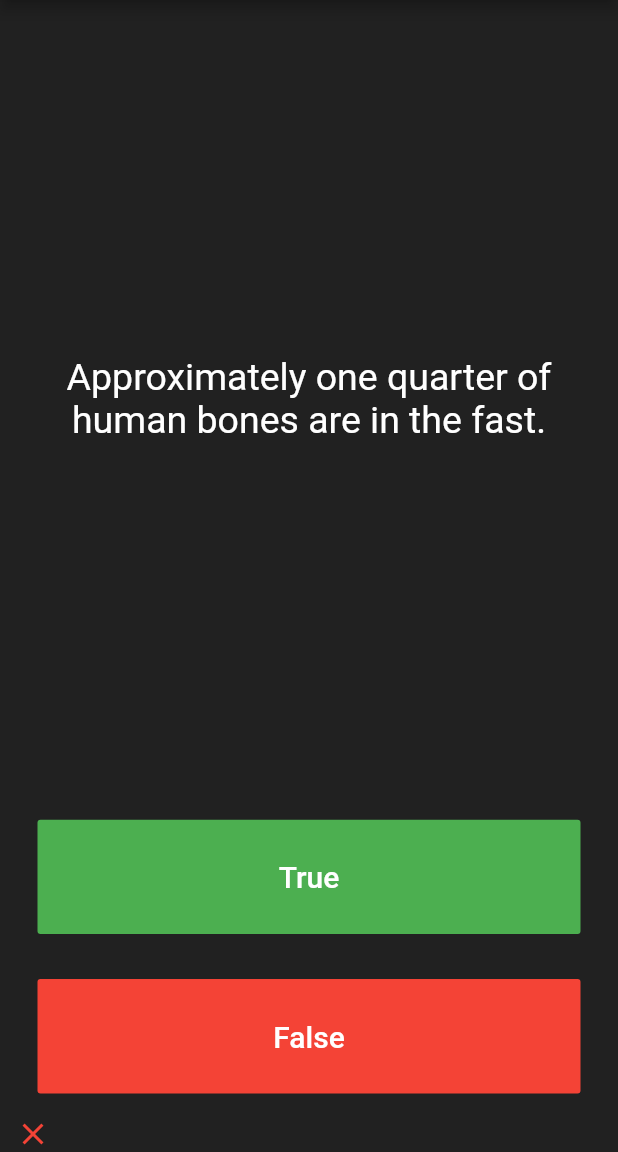
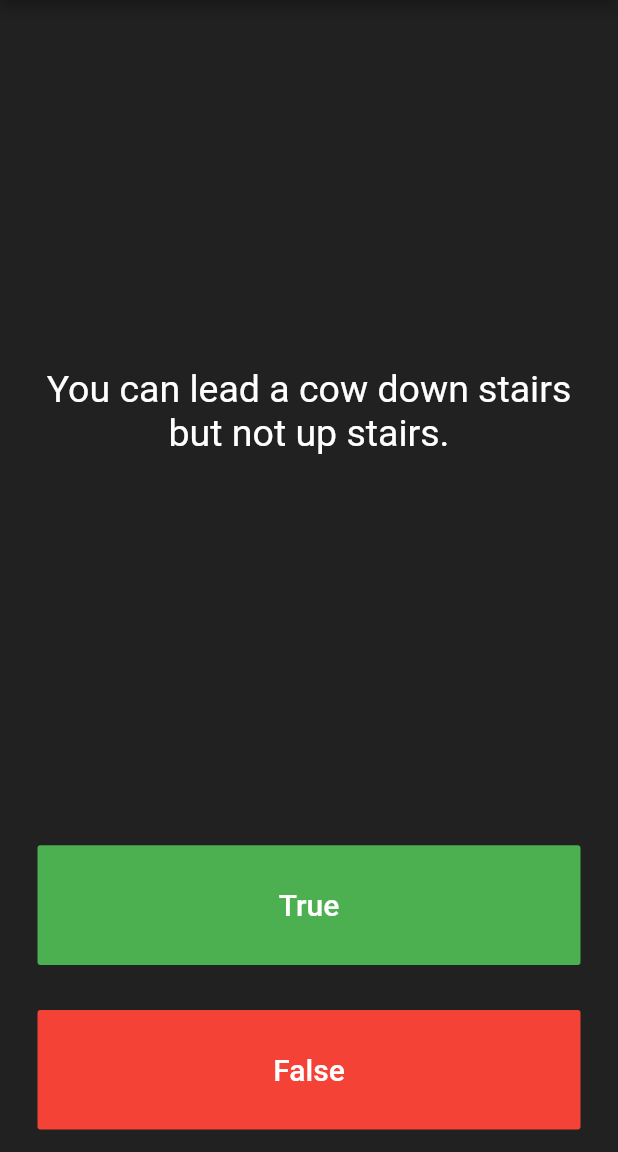
Before and after one commit to geekpius/quizzler, a Flutter app: the screen it shows after launch, after a tap on "True", on a phone screen of 412 x 824 dp, the part 84-1236 px from its top. Run offline on Flutter 3.47's test engine with Material 2 defaults, Android fonts, the phone set to English and light mode, and no system bars; our stand-ins replace rflutter_alert.

```diff
--- a/lib/main.dart
+++ b/lib/main.dart
@@ -32,35 +32,35 @@ class _QuizPageState extends State<QuizPage> {
   List<Icon> scoreKeeper = [];
   QuizBrain quizBrain = new QuizBrain();
 
-  void checkAnswer(bool pickedAnswer) {
-    bool correctAnswer = quizBrain.getQuestionAnswer();
-    if (quizBrain.isEnded()) {
-      Alert(
-              context: context,
-              title: "Quiz Ends",
-              desc: "This is the end of the quiz.")
-          .show();
-    } else {
-      setState(() {
-        if (pickedAnswer == correctAnswer) {
-          scoreKeeper.add(
-            Icon(
-              Icons.check,
-              color: Colors.green,
-            ),
-          );
-        } else {
-          scoreKeeper.add(
-            Icon(
-              Icons.close,
-              color: Colors.red,
-            ),
-          );
-        }
-        quizBrain.nextQuestion();
-      });
-    }
-  }
+//  void checkAnswer(bool pickedAnswer) {
+//    bool correctAnswer = quizBrain.getQuestionAnswer();
+//    if (quizBrain.isEnded()) {
+//      Alert(
+//              context: context,
+//              title: "Quiz Ends",
+//              desc: "This is the end of the quiz.")
+//          .show();
+//    } else {
+//      setState(() {
+//        if (pickedAnswer == correctAnswer) {
+//          scoreKeeper.add(
+//            Icon(
+//              Icons.check,
+//              color: Colors.green,
+//            ),
+//          );
+//        } else {
+//          scoreKeeper.add(
+//            Icon(
+//              Icons.close,
+//              color: Colors.red,
+//            ),
+//          );
+//        }
+//        quizBrain.nextQuestion();
+//      });
+//    }
+//  }
 
   @override
   Widget build(BuildContext context) {
--- a/lib/question.dart
+++ b/lib/question.dart
@@ -4,9 +4,9 @@ class Question {
   bool questionAnswer;
 
   //constructor
-  Question(this.questionText, this.questionAnswer);
-//  Question(String q, bool a) {
-//    questionText = q;
-//    questionAnswer = a;
-//  }
+  //Question(this.questionText, this.questionAnswer);
+  Question(String q, bool a) {
+    questionText = q;
+    questionAnswer = a;
+  }
 }
--- a/lib/quiz_brain.dart
+++ b/lib/quiz_brain.dart
@@ -12,9 +12,9 @@ class QuizBrain {
   ];
 
   void nextQuestion() {
-    if (_questionNumber < _questionBank.length - 1) {
-      _questionNumber += 1;
-    }
+//    if (_questionNumber < _questionBank.length - 1) {
+//      _questionNumber += 1;
+//    }
   }
 
   String getQuestionText() {
```
